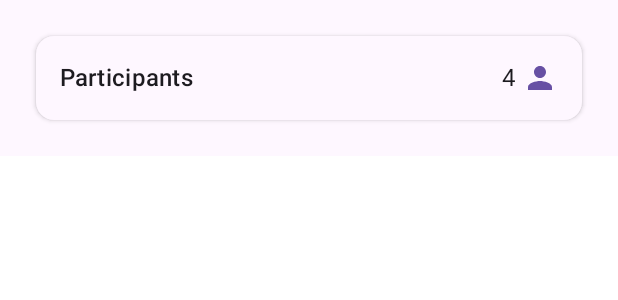
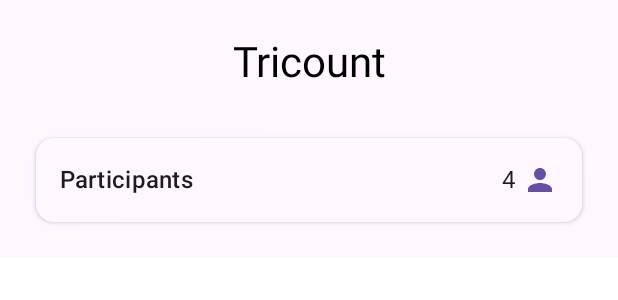
Before and after one commit to DylanMagalhaes/Tricount, an Android app built with Jetpack Compose: the @Preview function HomeScreenPreview, on a phone screen of 412 x 824 dp. Shown: the top 300 px of the screen. Run offline under Robolectric (Android 15) with nearby library versions, the phone set to English and light mode, and no system bars.

Commit message:
[Home] Add title

```diff
--- a/app/src/main/java/com/github/raziu75/tricount/presentation/home/HomeScreen.kt
+++ b/app/src/main/java/com/github/raziu75/tricount/presentation/home/HomeScreen.kt
@@ -2,16 +2,20 @@ package com.github.raziu75.tricount.presentation.home
 
 import androidx.compose.foundation.background
 import androidx.compose.foundation.layout.Column
+import androidx.compose.foundation.layout.fillMaxWidth
 import androidx.compose.foundation.layout.padding
 import androidx.compose.material.icons.Icons
 import androidx.compose.material.icons.filled.Person
 import androidx.compose.material3.MaterialTheme
+import androidx.compose.material3.Text
 import androidx.compose.runtime.Composable
 import androidx.compose.ui.Modifier
 import androidx.compose.ui.res.stringResource
+import androidx.compose.ui.text.style.TextAlign
 import androidx.compose.ui.tooling.preview.Preview
 import androidx.compose.ui.unit.dp
 import com.github.raziu75.tricount.R
+import com.github.raziu75.tricount.presentation.common.compose.VerticalSpacer
 import com.github.raziu75.tricount.presentation.home.composable.CountCard
 import com.github.raziu75.tricount.presentation.home.state.UiState
 
@@ -31,8 +35,17 @@ fun HomeScreen(
     Column(
         modifier = modifier
             .background(MaterialTheme.colorScheme.background)
-            .padding(24.dp)
+            .padding(24.dp),
     ) {
+        Text(
+            modifier = Modifier.fillMaxWidth(),
+            style = MaterialTheme.typography.headlineMedium,
+            text = stringResource(id = R.string.app_name),
+            textAlign = TextAlign.Center,
+        )
+
+        VerticalSpacer(space = 32.dp)
+
         CountCard(
             title = stringResource(id = R.string.home_participants_card_title),
             count = state.participantCount,
```
